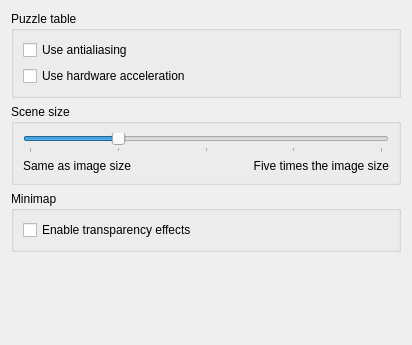
Qt form app/settings_appearance.ui (KDE/palapeli) before a commit.
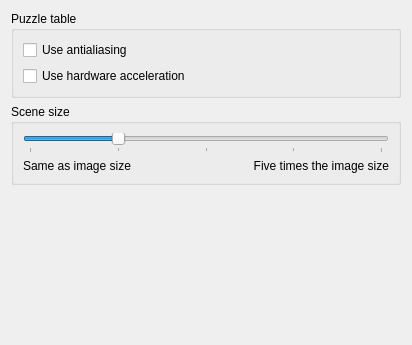
The same form after that commit.

Commit message: Kill the minimap. It is rather useless, and would hinder the core engine redesign.

What changed in the file:
```diff
--- a/app/settings_appearance.ui
+++ b/app/settings_appearance.ui
@@ -87,22 +87,6 @@
        </layout>
     </widget>
    </item>
-   <item>
-    <widget class="QGroupBox" name="minimapBox" >
-     <property name="title" >
-      <string>Minimap</string>
-     </property>
-     <layout class="QVBoxLayout" name="graphicsLayout" >
-      <item>
-       <widget class="QCheckBox" name="checkMinimapQuality" >
-        <property name="text" >
-         <string>Enable transparency effects</string>
-        </property>
-       </widget>
-      </item>
-     </layout>
-    </widget>
-   </item>
    <item>
     <spacer name="verticalSpacer" >
      <property name="orientation" >
```
Left out of the diff: 2 changed lines with no effect on the pictures. Lines whose indentation alone changed are shown as unchanged. The commit also changes 12 other files.
